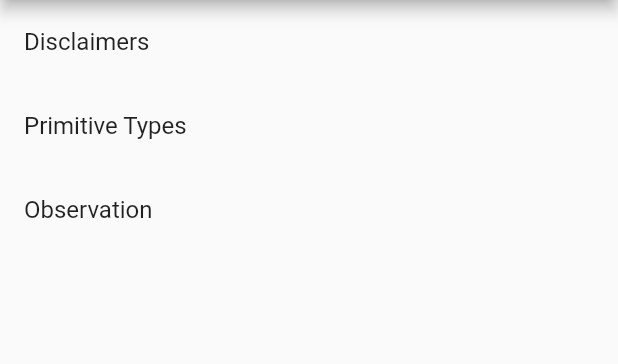
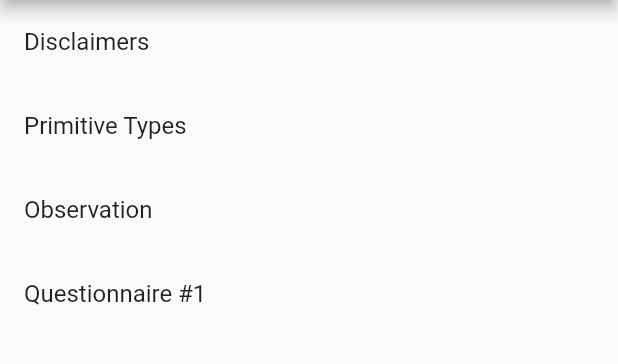
Before and after one commit to tiloc/faiadashu, a Flutter app: the screen it shows after launch, on a phone screen of 412 x 824 dp, the part 84-448 px from its top. Run offline on Flutter 3.47's test engine with Material 2 defaults, Android fonts, the phone set to English and light mode, and no system bars; missing offline and left inert: fhir.

Commit message:
Traverse through a questionnaire.

```diff
--- a/example/lib/main.dart
+++ b/example/lib/main.dart
@@ -1,5 +1,6 @@
 import 'package:flutter/material.dart';
 import 'package:flutter_localizations/flutter_localizations.dart';
+import 'package:widgets_on_fhir_example/questionnaire_parser_page.dart';
 
 import 'disclaimer_page.dart';
 import 'observation_page.dart';
@@ -73,6 +74,15 @@ class _HomePageState extends State<HomePage> {
                   MaterialPageRoute(builder: (context) => ObservationPage()));
             },
           ),
+          ListTile(
+            title: const Text('Questionnaire #1'),
+            onTap: () {
+              Navigator.push(
+                  context,
+                  MaterialPageRoute(
+                      builder: (context) => const QuestionnaireParserPage()));
+            },
+          ),
         ],
       ),
     );
--- /dev/null
+++ b/example/lib/phq9_instrument.dart
@@ -0,0 +1,185 @@
+class Phq9Instrument {
+  static const phq9Instrument = '''
+  {
+  "resourceType": "Questionnaire",
+  "id": "questionnaire-sdc-profile-example-PHQ9",
+  "contained": [
+    {
+    "resourceType": "ValueSet",
+    "id": "VSPHQ9",
+    "meta": {
+      "profile": [
+        "http://hl7.org/fhir/uv/sdc/StructureDefinition/sdc-valueset"
+      ]
+    },
+    "url": "http://hl7.org/fhir/uv/sdc/ValueSet/VSPHQ9",
+    "status": "draft",
+    "description": "The answer list for questions addressing the frequency in which patient reports experiencing behaviors that are assessed in the PHQ-9 Questionnaire.",
+    "immutable": true,
+    "compose": {
+      "include": [
+        {
+          "system": "http://hl7.org/fhir/uv/sdc/CodeSystem/CSPHQ9",
+          "concept": [
+            {
+              "extension": [
+              {
+              "url": "http://hl7.org/fhir/StructureDefinition/ordinalValue",
+              "valueDecimal": 0
+              }
+              ],
+              "code": "Not-at-all",
+              "display": "Not at all"
+            },
+            {
+              "extension": [
+              {
+              "url": "http://hl7.org/fhir/StructureDefinition/ordinalValue",
+              "valueDecimal": 1
+              }
+              ],
+              "code": "Several-days",
+              "display": "Several days"
+            },
+            {
+              "extension": [
+              {
+              "url": "http://hl7.org/fhir/StructureDefinition/ordinalValue",
+              "valueDecimal": 2
+              }
+              ],
+              "code": "More than half the days",
+              "display": "More than half the days"
+            },
+            {
+              "extension": [
+              {
+              "url": "http://hl7.org/fhir/StructureDefinition/ordinalValue",
+              "valueDecimal": 3
+              }
+              ],
+                "code": "Nearly every day",
+                "display": "Nearly every day"
+            }
+          ]
+        }
+        ]
+      }
+    }
+  ],
+  "meta": {
+    "profile": [
+      "http://hl7.org/fhir/uv/sdc/StructureDefinition/sdc-questionnaire|2.8.0"
+    ]
+  },
+  "extension": [
+    {
+      "url": "http://hl7.org/fhir/StructureDefinition/rendering-styleSensitive",
+      "valueBoolean": true
+    }
+  ],
+  "url": "http://hl7.org/fhir/uv/sdc/Questionnaire/questionnaire-sdc-profile-example-PHQ9",
+  "version": "0.0.1",
+  "name": "SDC - PHQ-9",
+  "title": "Patient Health Questionnaire - 9 Item",
+  "status": "draft",
+  "experimental": true,
+  "subjectType": ["Patient"],
+  "date": "2019-08-20T04:00:00.000Z",
+  "publisher": "TBD",
+  "description": "This is a Questionnaire example of how the PHQ-9 Questionnaire could be rendered as a FHIR Questionnaire Resource according to the Structured Data Capture SDC Base Questionnaire Profile. This example also portrays how FHIRpaths can be used to perform total score calculations using answer values.",
+  "purpose": "This Questionnaire example was generated to ensure a non-proprietary, publicly available questionnaire that is available to test the Structured Data Capture profiles",
+  "copyright": "This content is an unaltered digital reproduction of the PHQ-9 which is copyrighted by Pfizer Inc., which states that no permission is required to reproduce, translate, display or distribute the PHQ-9.",
+  "approvalDate": "2019-08-20",
+  "effectivePeriod": {
+    "start": "2018-08-20T04:00:00.000Z",
+    "end": "2020-08-20T04:00:00.000Z"},
+  "item": [
+        {
+          "linkId": "H1/T1",
+          "text": "Over the last two weeks, how often have you been bothered by any of the following problems?",
+          "type": "group",
+          "item": [
+            {
+              "linkId": "H1/T1/Q1",
+              "text": "Little interest or pleasure in doing things?",
+              "type": "choice",
+              "answerValueSet": "#VSPHQ9"
+            },
+            {
+              "linkId": "H1/T1/Q2",
+              "text": "Feeling down, depressed, or hopeless?",
+              "type": "choice",
+              "answerValueSet": "#VSPHQ9"
+            },
+            {
+              "linkId": "H1/T1/Q3",
+              "text": "Trouble falling or staying asleep, or sleeping too much?",
+              "type": "choice",
+              "answerValueSet": "#VSPHQ9"
+            },
+            {
+              "linkId": "H1/T1/Q4",
+              "text": "Feeling tired or having little energy?",
+              "type": "choice",
+              "answerValueSet": "#VSPHQ9"
+            },
+            {
+              "linkId": "H1/T1/Q5",
+              "text": "Poor appetite or overeating?",
+              "type": "choice",
+              "answerValueSet": "#VSPHQ9"
+            },
+            {
+            "linkId": "H1/T1/Q6",
+            "text": "Feeling bad about yourself - or that you are a failure or have let yourself or your family down?",
+            "type": "choice",
+            "answerValueSet": "#VSPHQ9"
+            },
+            {
+              "linkId": "H1/T1/Q7",
+              "text": "Trouble concentrating on things, such as reading the newspaper or watching television?",
+              "type": "choice",
+              "answerValueSet": "#VSPHQ9"
+            },
+            {
+              "linkId": "H1/T1/Q8",
+              "text": "Moving or speaking so slowly that other people could gave noticed? Or so fidgety or restless that you have been moving a lot more than usual?",
+              "type": "choice",
+              "answerValueSet": "#VSPHQ9"
+            },
+            {
+              "linkId": "H1/T1/Q9",
+              "text": "Thoughts that you would be better off dead, or thoughts of hurting yourself in some way?",
+              "type": "choice",
+              "answerValueSet": "#VSPHQ9"
+            },
+            {
+              "linkId": "H1/TS",
+              "text": "Patient health questionnaire 9 item total score",
+              "type": "quantity",
+              "code": [
+                  {
+                    "system": "http://loinc.org",
+                    "code": "44261-6",
+                    "display": "Patient Health Questionnaire 9 item (PHQ-9) total score [Reported]"
+                  }
+                ],
+                  "extension": [
+                    {
+                     "url": "http://hl7.org/fhir/uv/sdc/StructureDefinition/sdc-questionnaire-calculatedExpression",
+                     "valueExpression": {
+                       "description": "Score (0-4: None-minimal; 5-9: Mild; 19-14: Moderate; 15-19: Moderately severe; 20-27: Severe)",
+                       "language": "text/fhirpath",
+                       "name": "score",
+                       "expression": "answers().sum(value.ordinal())"
+                           }
+                        }
+                      ]
+              }
+            ]
+          }
+        ]
+}
+  ''';
+}
--- /dev/null
+++ b/example/lib/questionnaire_parser_page.dart
@@ -0,0 +1,32 @@
+import 'dart:convert';
+
+import 'package:fhir/r4.dart';
+import 'package:flutter/material.dart';
+import 'package:widgets_on_fhir/questionnaires/questionnaire_location.dart';
+
+import 'exhibit_page.dart';
+import 'phq9_instrument.dart';
+
+class QuestionnaireParserPage extends ExhibitPage {
+  const QuestionnaireParserPage({Key? key}) : super(key: key);
+
+  @override
+  Widget buildExhibit(BuildContext context) {
+    final locations = QuestionnaireLocation(Questionnaire.fromJson(
+            json.decode(Phq9Instrument.phq9Instrument) as Map<String, dynamic>))
+        .preOrder();
+
+    return ListView.builder(
+        padding: const EdgeInsets.all(8),
+        itemCount: locations.length,
+        itemBuilder: (BuildContext context, int index) {
+          return SizedBox(
+            height: 30,
+            child: Center(child: Text('Location ${locations[index]}')),
+          );
+        });
+  }
+
+  @override
+  String get title => 'Questionnaire Parser';
+}
```
Also changed, not shown: lib/questionnaires/questionnaire_location.dart (+38 -18 lines).
